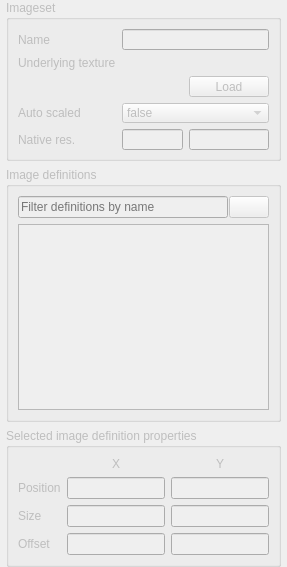
First picture: the form in ceed/ui/editors/imageset/DockWidget.ui, repository timbaker/ceed, before the edit.
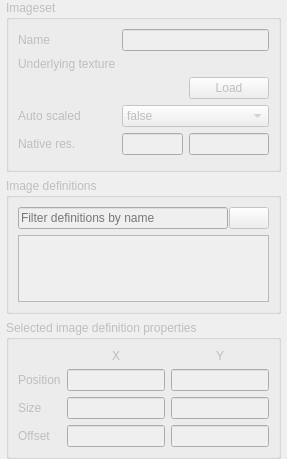
Second picture: the form after the edit. Icons and pictures are not drawn. Custom widgets are drawn as their Qt base class.

Commit message: Fixed vertical screen estate handling in imageset editor dockwidget

Diff of the .ui file:
```diff
--- a/ceed/ui/editors/imageset/DockWidget.ui
+++ b/ceed/ui/editors/imageset/DockWidget.ui
@@ -10,11 +10,11 @@
     <x>0</x>
     <y>0</y>
     <width>287</width>
-    <height>567</height>
+    <height>459</height>
    </rect>
   </property>
   <property name="sizePolicy">
-   <sizepolicy hsizetype="Preferred" vsizetype="Preferred">
+   <sizepolicy hsizetype="Preferred" vsizetype="Expanding">
     <horstretch>0</horstretch>
     <verstretch>0</verstretch>
    </sizepolicy>
@@ -22,7 +22,7 @@
   <property name="minimumSize">
    <size>
     <width>287</width>
-    <height>385</height>
+    <height>459</height>
    </size>
   </property>
   <property name="focusPolicy">
@@ -56,7 +56,7 @@
       <property name="minimumSize">
        <size>
         <width>0</width>
-        <height>117</height>
+        <height>172</height>
        </size>
       </property>
       <property name="title">
@@ -162,10 +162,16 @@
     </item>
     <item>
      <widget class="QGroupBox" name="imagesGroupBox">
+      <property name="sizePolicy">
+       <sizepolicy hsizetype="Preferred" vsizetype="Expanding">
+        <horstretch>0</horstretch>
+        <verstretch>0</verstretch>
+       </sizepolicy>
+      </property>
       <property name="minimumSize">
        <size>
         <width>0</width>
-        <height>100</height>
+        <height>120</height>
        </size>
       </property>
       <property name="title">
```
